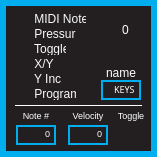
Old version of the form standalone/ezpz/forms/keyformWin.ui in the repository Muse-Kinetics/softstep_editor.
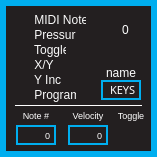
New version of the form. Icons and pictures are not drawn.

Commit message: -Made the Basic Editor ui forms look prettier.

```diff
--- a/standalone/ezpz/forms/keyformWin.ui
+++ b/standalone/ezpz/forms/keyformWin.ui
@@ -33,7 +33,7 @@
 {
 	background:		rgba(0,0,0,0);
 	color: 				white;
-	font: 				7pt &quot;Futura&quot;;
+	font: 				8pt &quot;Futura-Normal&quot;;
 	border:				none;
 }
 
@@ -45,11 +45,11 @@
 /* ---------- QSpinBox ------------*/
 QSpinBox
 {
-	font: 7pt &quot;Futura&quot;;
+	font: 8pt &quot;Futura-Normal&quot;;
 	border: 2px solid rgb(0,174,239);
 	background-color: rgba(0, 0, 0, 255);
 	color: white;
-	padding:0, 3, 0, 0;
+	padding:0, 0, 0, 0;
 }
 
 QSpinBox::focus
@@ -61,13 +61,11 @@
 /* ---------- QLineEdit ------------*/
 QLineEdit
 {
-	font: 7pt &quot;Futura&quot;;
+	font: 8pt &quot;Futura-Normal&quot;;
 	background: rgba(0,174,239,0);
 	border: 2px solid rgba(0,174,239,255);
 	border-radius: 0px;
 	color: white;
-	padding-left: 2px;
-	padding-bottom: 2px;
 }
 
 QLineEdit:focus
@@ -84,10 +82,10 @@
 /* ---------- QCheckBox ------------*/
 QCheckBox
 {
-	font: 7pt &quot;Futura&quot;;
+	font: 8pt &quot;Futura-Normal&quot;;
 	background:rgba(0,174,239,0);
 	color: white;
-	padding:0, 3, 0, 0;
+	padding:0, 0, 0, 0;
 	border: none;
 }
 
@@ -117,8 +115,8 @@
    </property>
    <property name="font">
     <font>
-     <family>Futura</family>
-     <pointsize>7</pointsize>
+     <family>Futura-Normal</family>
+     <pointsize>8</pointsize>
      <weight>50</weight>
      <italic>false</italic>
      <bold>false</bold>
@@ -599,11 +597,11 @@
 /* ---------- QSpinBox ------------*/
 QSpinBox
 {
-	font: 7pt &quot;Futura&quot;;
+	font: 8pt &quot;Futura-Normal&quot;;
 	border: 2px solid rgb(0,174,239);
 	background: rgba(0, 0, 0, 0);
 	color: white;
-	padding:0, 3, 0, 0;
+	padding:0, 0, 0, 0;
 }
 
 QSpinBox:focus
```
Left out of the diff: 10 changed lines with no effect on the pictures. The commit also changes 7 other files.
